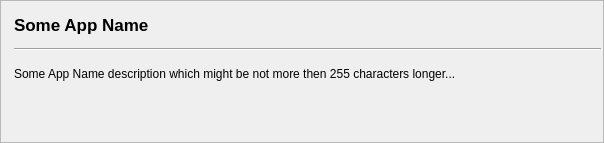
First picture: the form in src/q4wine-gui/uis/AppDBSearchWidget.ui, repository brezerk/q4wine, before the edit.
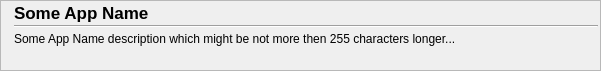
Second picture: the form after the edit. Icons and pictures are not drawn.

Diff of the .ui file:
```diff
--- a/src/q4wine-gui/uis/AppDBSearchWidget.ui
+++ b/src/q4wine-gui/uis/AppDBSearchWidget.ui
@@ -6,8 +6,8 @@
    <rect>
     <x>0</x>
     <y>0</y>
-    <width>604</width>
-    <height>143</height>
+    <width>601</width>
+    <height>71</height>
    </rect>
   </property>
   <property name="sizePolicy">
@@ -154,7 +154,7 @@
          <item>
           <widget class="QLabel" name="lblAppDesc">
            <property name="sizePolicy">
-            <sizepolicy hsizetype="MinimumExpanding" vsizetype="Minimum">
+            <sizepolicy hsizetype="Preferred" vsizetype="Preferred">
              <horstretch>0</horstretch>
              <verstretch>0</verstretch>
             </sizepolicy>
```
Left out of the diff: 6 changed lines with no effect on the pictures.
